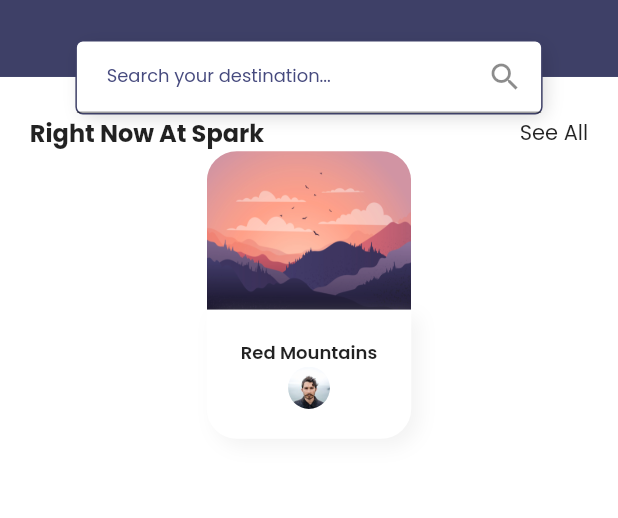
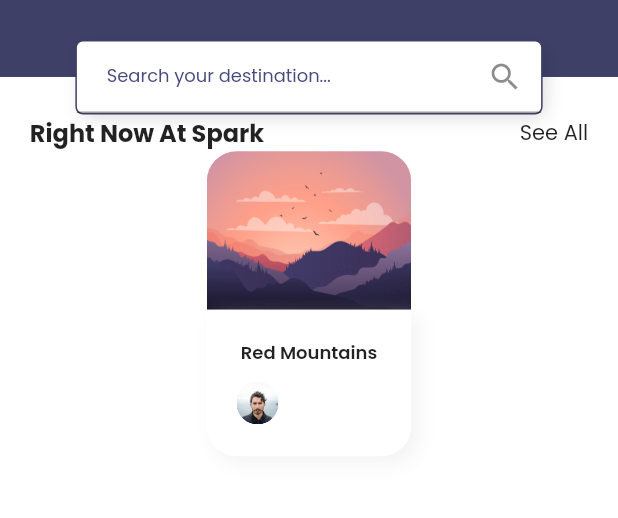
Before and after one commit to gun3486/Traveler, a Flutter app: the screen it shows after launch, on a phone screen of 412 x 824 dp, the part 393-911 px from its top. Run offline on Flutter 3.47's test engine with Material 2 defaults, Android fonts, the phone set to English and light mode, and no system bars; our stand-ins replace file, google_fonts.

Commit message:
사람모집칸추가
모집칸추가

```diff
--- a/tarvel/lib/screens/components/body.dart
+++ b/tarvel/lib/screens/components/body.dart
@@ -59,6 +59,7 @@ class Body extends StatelessWidget {
                           fontSize: 12, fontWeight: FontWeight.w600
                         ),
                       ),
+                      VerticalSpacing(of: 10),
                       Travelers()
                     ],
                   ),
@@ -79,6 +80,22 @@ class Travelers extends StatelessWidget {
 
   @override
   Widget build(BuildContext context) {
+    return SizedBox(
+      width: double.infinity,
+      height: getProportionateScreenWidth(30),
+      child: Stack(
+        children: [
+         ...List.generate(travelSpots[0].users.length,
+         (index) => Positioned(
+           left: 0,
+           child: buildTravelerFace(),
+         ))
+        ],
+      ),
+    );
+  }
+
+  ClipOval buildTravelerFace() {
     return ClipOval(
          child: Image.asset(
           travelSpots[0].users[0].image,
```
Lines whose indentation alone changed are shown as unchanged.
